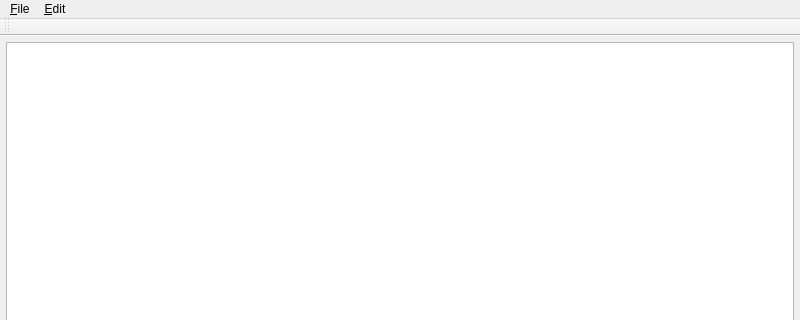
This is filesystemmodel/mainwindow.ui in saibi/qt as Qt 5 draws it before an edit; both pictures show x 0 to 800 and y 0 to 320 of the 800 by 600 pixel window. The edited form follows.
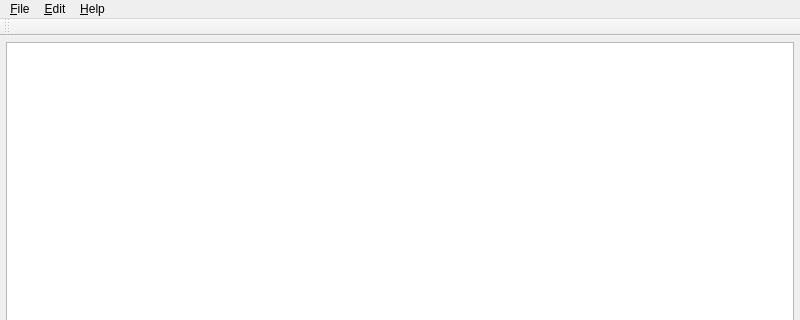
This is the edited form. Custom widgets are drawn as their Qt base class.

What changed in the file:
```diff
--- a/filesystemmodel/mainwindow.ui
+++ b/filesystemmodel/mainwindow.ui
@@ -143,7 +143,7 @@
      <x>0</x>
      <y>0</y>
      <width>800</width>
-     <height>19</height>
+     <height>22</height>
     </rect>
    </property>
    <widget class="QMenu" name="menuFile">
@@ -167,8 +167,15 @@
     <addaction name="action_Copy"/>
     <addaction name="action_Paste"/>
    </widget>
+   <widget class="QMenu" name="menu_Help">
+    <property name="title">
+     <string>&amp;Help</string>
+    </property>
+    <addaction name="action_Version"/>
+   </widget>
    <addaction name="menuFile"/>
    <addaction name="menuEdit"/>
+   <addaction name="menu_Help"/>
   </widget>
   <widget class="QToolBar" name="mainToolBar">
    <attribute name="toolBarArea">
```
Left out of the diff: 5 changed lines with no effect on the pictures.
